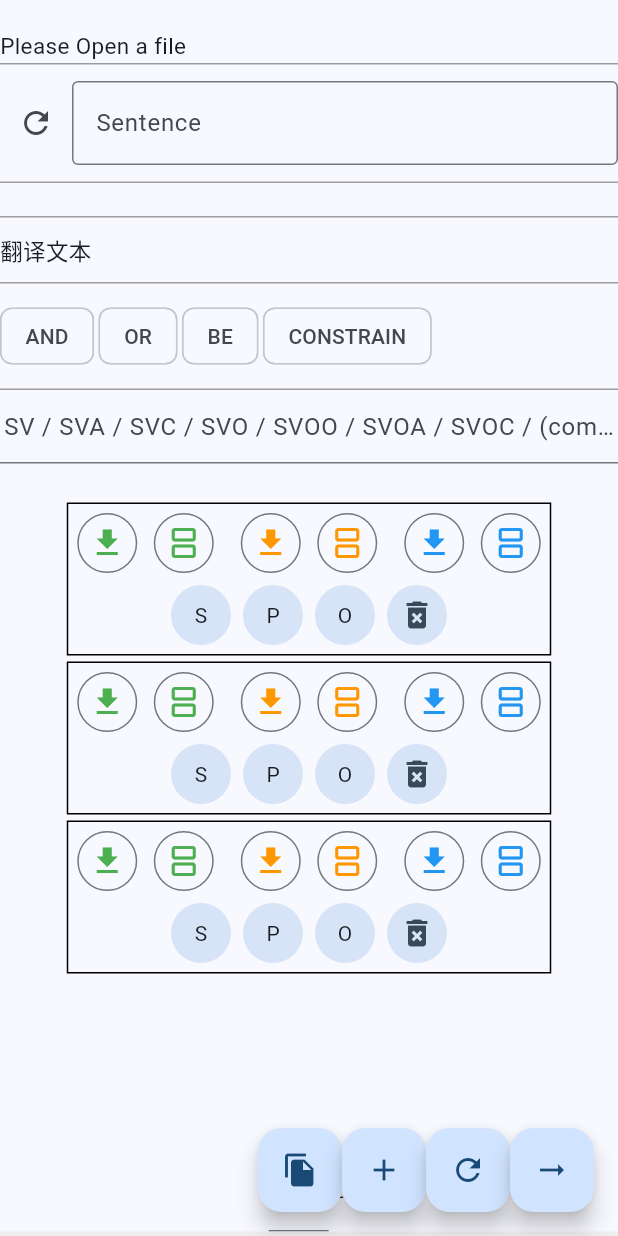
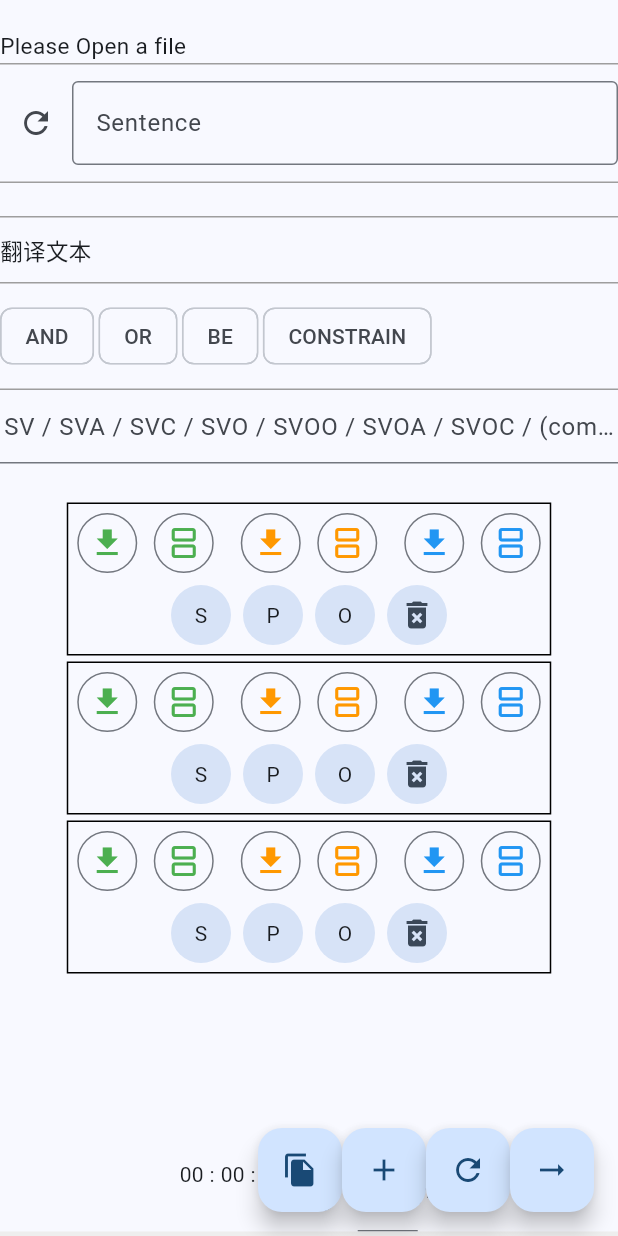
Before and after one commit to gajanlee/wsln-annotator, a Flutter app: the screen it shows after launch, on a phone screen of 412 x 824 dp. Run offline on Flutter 3.47's test engine with Material 3 defaults, Android fonts, the phone set to English and light mode, and no system bars; our stand-ins replace file_picker, tuple; missing offline and left inert: global_configuration.

Commit message:
add timer

```diff
--- a/lib/main.dart
+++ b/lib/main.dart
@@ -1,3 +1,5 @@
+import 'dart:async';
+
 import 'package:flutter/material.dart';
 import 'package:flutter/services.dart';
 import 'package:provider/provider.dart';
@@ -633,6 +635,7 @@ class MyHomePage extends StatelessWidget {
                   Wrap(
                       crossAxisAlignment: WrapCrossAlignment.center,
                       children: [
+                        TimerWidget(),
                         Text(labelState.filename),
                         // IntrinsicWidth(
                         SizedBox(
@@ -654,7 +657,6 @@ class MyHomePage extends StatelessWidget {
                             },
                           ),
                         ),
-
                         Text('/'
                             '${labelState.sentences.isEmpty ? '-' : labelState.sentences.length} '),
                         // ]),
@@ -701,6 +703,51 @@ class MyHomePage extends StatelessWidget {
             ],
           ),
         ));
+  }
+}
+
+class TimerWidget extends StatefulWidget {
+  const TimerWidget({
+    super.key,
+  });
+
+  @override
+  State<TimerWidget> createState() => _TimerWidgetState();
+}
+
+class _TimerWidgetState extends State<TimerWidget> {
+  late Timer timer;
+  int seconds = 0;
+  bool timerStart = false;
+
+  @override
+  Widget build(BuildContext context) {
+    return Wrap(
+      alignment: WrapAlignment.center,
+      children: [
+        Text(
+            '${(seconds ~/ 3600).toString().padLeft(2, '0')} : ${((seconds % 3600) ~/ 60).toString().padLeft(2, '0')} : ${(seconds % 60).toString().padLeft(2, '0')}'),
+        IconButton(
+            onPressed: toggleTimer,
+            icon: timerStart ? Icon(Icons.pause) : Icon(Icons.play_circle))
+      ],
+    );
+  }
+
+  void toggleTimer() {
+    if (!timerStart) {
+      timer = Timer.periodic(const Duration(seconds: 1), (_) {
+        setState(() {
+          seconds++;
+        });
+      });
+    } else {
+      timer.cancel();
+    }
+
+    setState(() {
+      timerStart = !timerStart;
+    });
   }
 }
 
--- a/pubspec.yaml
+++ b/pubspec.yaml
@@ -16,7 +16,7 @@ publish_to: 'none' # Remove this line if you wish to publish to pub.dev
 # https://developer.apple.com/library/archive/documentation/General/Reference/InfoPlistKeyReference/Articles/CoreFoundationKeys.html
 # In Windows, build-name is used as the major, minor, and patch parts
 # of the product and file versions while build-number is used as the build suffix.
-version: 0.1.2
+version: 0.1.5
 
 environment:
   sdk: '>=2.19.4 <4.0.0'
```
